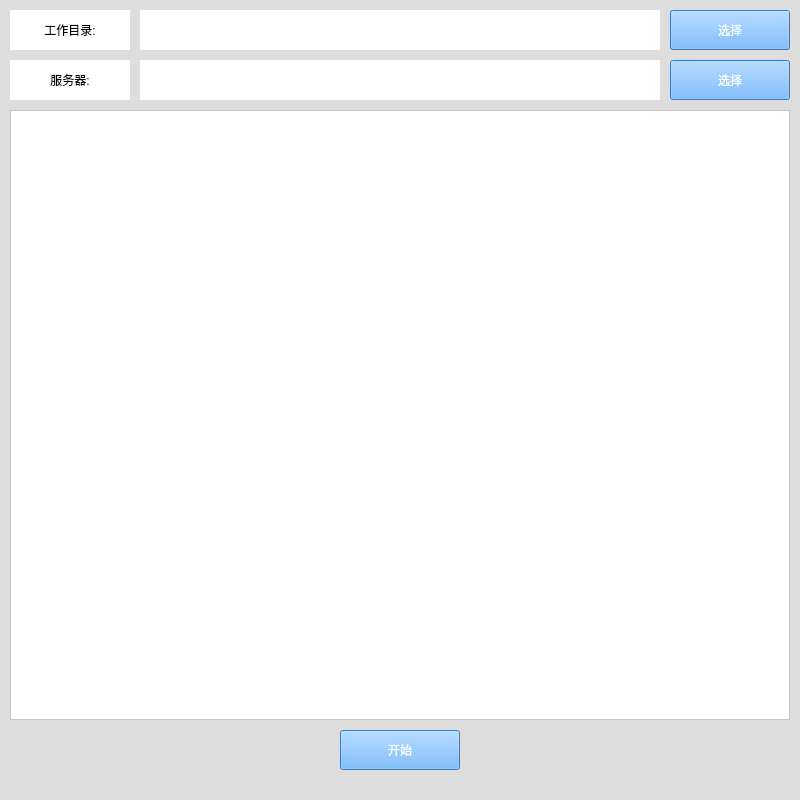
First picture: the form in image_config/main_ui.ui, repository WanKaKa/MultipleLanguageUtils, before the edit.
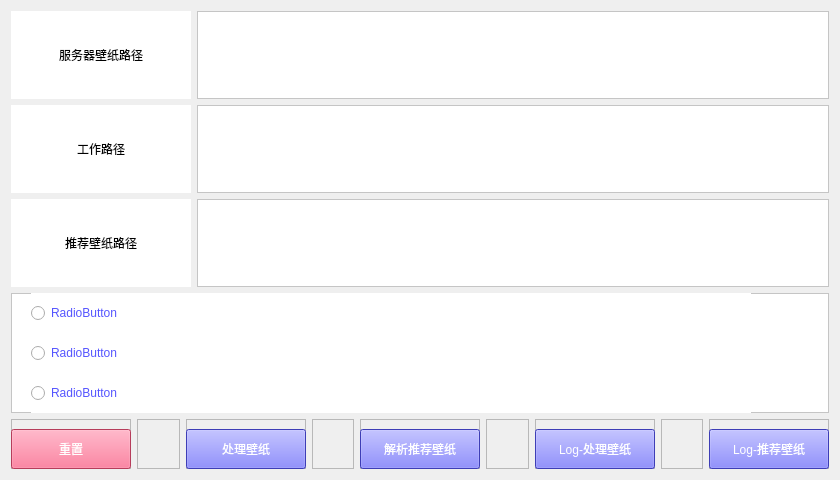
Second picture: the form after the edit.

Commit message: 壁纸配置文件处理

What changed in the file:
```diff
--- a/image_config/main_ui.ui
+++ b/image_config/main_ui.ui
@@ -1,172 +1,591 @@
 <?xml version="1.0" encoding="UTF-8"?>
 <ui version="4.0">
- <class>MainWindow</class>
- <widget class="QMainWindow" name="MainWindow">
+ <class>Form</class>
+ <widget class="QWidget" name="Form">
   <property name="geometry">
    <rect>
     <x>0</x>
     <y>0</y>
-    <width>800</width>
-    <height>800</height>
+    <width>840</width>
+    <height>480</height>
    </rect>
   </property>
   <property name="windowTitle">
    <string>MainWindow</string>
   </property>
-  <property name="styleSheet">
-   <string notr="true">background-color: rgb(221, 221, 221);</string>
-  </property>
-  <widget class="QWidget" name="centralwidget">
+  <layout class="QFormLayout" name="formLayout">
+   <item row="0" column="0" colspan="2">
+    <layout class="QVBoxLayout" name="verticalLayout">
+     <item>
+      <layout class="QHBoxLayout" name="horizontalLayout">
+       <item>
    <widget class="QLabel" name="label">
-    <property name="geometry">
-     <rect>
-      <x>10</x>
-      <y>10</y>
-      <width>120</width>
-      <height>40</height>
-     </rect>
+         <property name="minimumSize">
+          <size>
+           <width>180</width>
+           <height>80</height>
+          </size>
+         </property>
+         <property name="maximumSize">
+          <size>
+           <width>180</width>
+           <height>16777215</height>
+          </size>
     </property>
     <property name="styleSheet">
      <string notr="true">font: 16pt &quot;Consolas&quot;;
 background-color: rgb(255, 255, 255);</string>
     </property>
     <property name="text">
-     <string>工作目录:</string>
+          <string>服务器壁纸路径</string>
     </property>
     <property name="alignment">
      <set>Qt::AlignCenter</set>
     </property>
    </widget>
+       </item>
+       <item>
+        <widget class="QTextEdit" name="service_image_path">
+         <property name="minimumSize">
+          <size>
+           <width>0</width>
+           <height>80</height>
+          </size>
+         </property>
+         <property name="styleSheet">
+          <string notr="true">background-color: rgb(255, 255, 255);
+color: rgb(85, 85, 255);
+font: 12pt &quot;微软雅黑&quot;;</string>
+         </property>
+        </widget>
+       </item>
+      </layout>
+     </item>
+     <item>
+      <layout class="QHBoxLayout" name="horizontalLayout_5">
+       <item>
    <widget class="QLabel" name="label_2">
-    <property name="geometry">
-     <rect>
-      <x>140</x>
-      <y>10</y>
-      <width>520</width>
-      <height>40</height>
-     </rect>
+         <property name="minimumSize">
+          <size>
+           <width>180</width>
+           <height>80</height>
+          </size>
+         </property>
+         <property name="maximumSize">
+          <size>
+           <width>180</width>
+           <height>16777215</height>
+          </size>
     </property>
     <property name="styleSheet">
      <string notr="true">font: 10pt &quot;微软黑体&quot;;
 background-color: rgb(255, 255, 255);</string>
     </property>
     <property name="text">
-     <string/>
+          <string>工作路径</string>
     </property>
     <property name="alignment">
      <set>Qt::AlignCenter</set>
     </property>
    </widget>
-   <widget class="QPushButton" name="pushButton">
-    <property name="geometry">
-     <rect>
-      <x>670</x>
-      <y>10</y>
-      <width>120</width>
-      <height>40</height>
-     </rect>
+       </item>
+       <item>
+        <widget class="QTextEdit" name="work_image_path">
+         <property name="minimumSize">
+          <size>
+           <width>0</width>
+           <height>80</height>
+          </size>
     </property>
     <property name="styleSheet">
-     <string notr="true">background-color: rgb(85, 170, 255);
-color: rgb(255, 255, 255);
-font: 14pt &quot;Consolas&quot;;</string>
-    </property>
-    <property name="text">
-     <string>选择</string>
-    </property>
-   </widget>
+          <string notr="true">background-color: rgb(255, 255, 255);
+color: rgb(85, 85, 255);
+font: 12pt &quot;微软雅黑&quot;;</string>
+         </property>
+        </widget>
+       </item>
+      </layout>
+     </item>
+     <item>
+      <layout class="QHBoxLayout" name="horizontalLayout_3">
+       <item>
    <widget class="QLabel" name="label_3">
+         <property name="minimumSize">
+          <size>
+           <width>180</width>
+           <height>80</height>
+          </size>
+         </property>
+         <property name="maximumSize">
+          <size>
+           <width>180</width>
+           <height>16777215</height>
+          </size>
+         </property>
+         <property name="styleSheet">
+          <string notr="true">background-color: rgb(255, 255, 255);
+font: 12pt &quot;微软雅黑&quot;;</string>
+         </property>
+         <property name="text">
+          <string>推荐壁纸路径</string>
+         </property>
+         <property name="alignment">
+          <set>Qt::AlignCenter</set>
+         </property>
+        </widget>
+       </item>
+       <item>
+        <widget class="QTextEdit" name="recommend_image_path">
+         <property name="minimumSize">
+          <size>
+           <width>0</width>
+           <height>80</height>
+          </size>
+         </property>
+         <property name="styleSheet">
+          <string notr="true">background-color: rgb(255, 255, 255);
+color: rgb(85, 85, 255);
+font: 12pt &quot;微软雅黑&quot;;</string>
+         </property>
+        </widget>
+       </item>
+      </layout>
+     </item>
+     <item>
+      <layout class="QHBoxLayout" name="horizontalLayout_2" stretch="0">
+       <item>
+        <widget class="QFrame" name="frame">
+         <property name="minimumSize">
+          <size>
+           <width>0</width>
+           <height>120</height>
+          </size>
+         </property>
+         <property name="maximumSize">
+          <size>
+           <width>16777215</width>
+           <height>120</height>
+          </size>
+         </property>
+         <property name="styleSheet">
+          <string notr="true">background-color: rgb(255, 255, 255);</string>
+         </property>
+         <property name="frameShape">
+          <enum>QFrame::StyledPanel</enum>
+         </property>
+         <property name="frameShadow">
+          <enum>QFrame::Raised</enum>
+         </property>
+         <widget class="QRadioButton" name="service_url_1">
     <property name="geometry">
      <rect>
-      <x>10</x>
-      <y>60</y>
+            <x>20</x>
+            <y>0</y>
+            <width>720</width>
+            <height>40</height>
+           </rect>
+          </property>
+          <property name="styleSheet">
+           <string notr="true">font: 12pt &quot;微软雅黑&quot;;
+color: rgb(85, 85, 255);</string>
+          </property>
+          <property name="text">
+           <string>RadioButton</string>
+          </property>
+         </widget>
+         <widget class="QRadioButton" name="service_url_2">
+          <property name="geometry">
+           <rect>
+            <x>20</x>
+            <y>40</y>
+            <width>720</width>
+            <height>40</height>
+           </rect>
+          </property>
+          <property name="styleSheet">
+           <string notr="true">font: 12pt &quot;微软雅黑&quot;;
+color: rgb(85, 85, 255);</string>
+          </property>
+          <property name="text">
+           <string>RadioButton</string>
+          </property>
+         </widget>
+         <widget class="QRadioButton" name="service_url_3">
+          <property name="geometry">
+           <rect>
+            <x>20</x>
+            <y>80</y>
+            <width>720</width>
+            <height>40</height>
+           </rect>
+          </property>
+          <property name="styleSheet">
+           <string notr="true">font: 12pt &quot;微软雅黑&quot;;
+color: rgb(85, 85, 255);</string>
+          </property>
+          <property name="text">
+           <string>RadioButton</string>
+          </property>
+         </widget>
+        </widget>
+       </item>
+      </layout>
+     </item>
+     <item>
+      <layout class="QHBoxLayout" name="horizontalLayout_4">
+       <item>
+        <widget class="QFrame" name="frame_2">
+         <property name="minimumSize">
+          <size>
       <width>120</width>
+           <height>50</height>
+          </size>
+         </property>
+         <property name="maximumSize">
+          <size>
+           <width>120</width>
+           <height>50</height>
+          </size>
+         </property>
+         <property name="frameShape">
+          <enum>QFrame::StyledPanel</enum>
+         </property>
+         <property name="frameShadow">
+          <enum>QFrame::Raised</enum>
+         </property>
+         <widget class="QPushButton" name="reset_button">
+          <property name="geometry">
+           <rect>
+            <x>0</x>
+            <y>10</y>
+            <width>120</width>
       <height>40</height>
      </rect>
     </property>
+          <property name="minimumSize">
+           <size>
+            <width>120</width>
+            <height>40</height>
+           </size>
+          </property>
+          <property name="maximumSize">
+           <size>
+            <width>120</width>
+            <height>40</height>
+           </size>
+          </property>
     <property name="styleSheet">
-     <string notr="true">font: 16pt &quot;Consolas&quot;;
-background-color: rgb(255, 255, 255);</string>
+           <string notr="true">background-color: rgb(255, 85, 127);
+color: rgb(255, 255, 255);
+font: 12pt &quot;微软雅黑&quot;;</string>
     </property>
     <property name="text">
-     <string>服务器:</string>
-    </property>
-    <property name="alignment">
-     <set>Qt::AlignCenter</set>
-    </property>
-   </widget>
-   <widget class="QLabel" name="label_4">
+           <string>重置</string>
+          </property>
+         </widget>
+        </widget>
+       </item>
+       <item>
+        <widget class="QFrame" name="frame_3">
+         <property name="minimumSize">
+          <size>
+           <width>0</width>
+           <height>50</height>
+          </size>
+         </property>
+         <property name="maximumSize">
+          <size>
+           <width>16777215</width>
+           <height>50</height>
+          </size>
+         </property>
+         <property name="frameShape">
+          <enum>QFrame::StyledPanel</enum>
+         </property>
+         <property name="frameShadow">
+          <enum>QFrame::Raised</enum>
+         </property>
+        </widget>
+       </item>
+       <item>
+        <widget class="QFrame" name="frame_6">
+         <property name="minimumSize">
+          <size>
+           <width>120</width>
+           <height>50</height>
+          </size>
+         </property>
+         <property name="maximumSize">
+          <size>
+           <width>120</width>
+           <height>50</height>
+          </size>
+         </property>
+         <property name="frameShape">
+          <enum>QFrame::StyledPanel</enum>
+         </property>
+         <property name="frameShadow">
+          <enum>QFrame::Raised</enum>
+         </property>
+         <widget class="QPushButton" name="run_button">
     <property name="geometry">
      <rect>
-      <x>140</x>
-      <y>60</y>
-      <width>520</width>
+            <x>0</x>
+            <y>10</y>
+            <width>120</width>
       <height>40</height>
      </rect>
     </property>
+          <property name="minimumSize">
+           <size>
+            <width>120</width>
+            <height>40</height>
+           </size>
+          </property>
+          <property name="maximumSize">
+           <size>
+            <width>120</width>
+            <height>40</height>
+           </size>
+          </property>
     <property name="styleSheet">
-     <string notr="true">font: 10pt &quot;微软黑体&quot;;
-background-color: rgb(255, 255, 255);</string>
+           <string notr="true">background-color: rgb(85, 85, 255);
+color: rgb(255, 255, 255);
+font: 12pt &quot;微软雅黑&quot;;</string>
     </property>
     <property name="text">
-     <string/>
-    </property>
-    <property name="alignment">
-     <set>Qt::AlignCenter</set>
-    </property>
-   </widget>
-   <widget class="QPushButton" name="pushButton_2">
+           <string>处理壁纸</string>
+          </property>
+         </widget>
+        </widget>
+       </item>
+       <item>
+        <widget class="QFrame" name="frame_5">
+         <property name="minimumSize">
+          <size>
+           <width>0</width>
+           <height>50</height>
+          </size>
+         </property>
+         <property name="maximumSize">
+          <size>
+           <width>16777215</width>
+           <height>50</height>
+          </size>
+         </property>
+         <property name="frameShape">
+          <enum>QFrame::StyledPanel</enum>
+         </property>
+         <property name="frameShadow">
+          <enum>QFrame::Raised</enum>
+         </property>
+        </widget>
+       </item>
+       <item>
+        <widget class="QFrame" name="frame_8">
+         <property name="minimumSize">
+          <size>
+           <width>120</width>
+           <height>50</height>
+          </size>
+         </property>
+         <property name="maximumSize">
+          <size>
+           <width>120</width>
+           <height>50</height>
+          </size>
+         </property>
+         <property name="frameShape">
+          <enum>QFrame::StyledPanel</enum>
+         </property>
+         <property name="frameShadow">
+          <enum>QFrame::Raised</enum>
+         </property>
+         <widget class="QPushButton" name="analysis_recommend_button">
     <property name="geometry">
      <rect>
-      <x>670</x>
-      <y>60</y>
+            <x>0</x>
+            <y>10</y>
       <width>120</width>
       <height>40</height>
      </rect>
     </property>
+          <property name="minimumSize">
+           <size>
+            <width>120</width>
+            <height>40</height>
+           </size>
+          </property>
+          <property name="maximumSize">
+           <size>
+            <width>120</width>
+            <height>40</height>
+           </size>
+          </property>
     <property name="styleSheet">
-     <string notr="true">background-color: rgb(85, 170, 255);
+           <string notr="true">background-color: rgb(85, 85, 255);
 color: rgb(255, 255, 255);
-font: 14pt &quot;Consolas&quot;;</string>
+font: 12pt &quot;微软雅黑&quot;;</string>
     </property>
     <property name="text">
-     <string>选择</string>
-    </property>
-   </widget>
-   <widget class="QPushButton" name="pushButton_3">
+           <string>解析推荐壁纸</string>
+          </property>
+         </widget>
+        </widget>
+       </item>
+       <item>
+        <widget class="QFrame" name="frame_7">
+         <property name="minimumSize">
+          <size>
+           <width>0</width>
+           <height>50</height>
+          </size>
+         </property>
+         <property name="maximumSize">
+          <size>
+           <width>16777215</width>
+           <height>50</height>
+          </size>
+         </property>
+         <property name="frameShape">
+          <enum>QFrame::StyledPanel</enum>
+         </property>
+         <property name="frameShadow">
+          <enum>QFrame::Raised</enum>
+         </property>
+        </widget>
+       </item>
+       <item>
+        <widget class="QFrame" name="frame_4">
+         <property name="minimumSize">
+          <size>
+           <width>120</width>
+           <height>50</height>
+          </size>
+         </property>
+         <property name="maximumSize">
+          <size>
+           <width>120</width>
+           <height>50</height>
+          </size>
+         </property>
+         <property name="frameShape">
+          <enum>QFrame::StyledPanel</enum>
+         </property>
+         <property name="frameShadow">
+          <enum>QFrame::Raised</enum>
+         </property>
+         <widget class="QPushButton" name="log_button">
     <property name="geometry">
      <rect>
-      <x>340</x>
-      <y>730</y>
+            <x>0</x>
+            <y>10</y>
       <width>120</width>
       <height>40</height>
      </rect>
     </property>
+          <property name="minimumSize">
+           <size>
+            <width>120</width>
+            <height>40</height>
+           </size>
+          </property>
+          <property name="maximumSize">
+           <size>
+            <width>120</width>
+            <height>40</height>
+           </size>
+          </property>
     <property name="styleSheet">
-     <string notr="true">background-color: rgb(85, 170, 255);
+           <string notr="true">background-color: rgb(85, 85, 255);
 color: rgb(255, 255, 255);
-font: 14pt &quot;Consolas&quot;;</string>
+font: 12pt &quot;微软雅黑&quot;;</string>
     </property>
     <property name="text">
-     <string>开始</string>
-    </property>
-   </widget>
-   <widget class="QTextBrowser" name="textBrowser">
+           <string>Log-处理壁纸</string>
+          </property>
+         </widget>
+        </widget>
+       </item>
+       <item>
+        <widget class="QFrame" name="frame_9">
+         <property name="minimumSize">
+          <size>
+           <width>0</width>
+           <height>50</height>
+          </size>
+         </property>
+         <property name="maximumSize">
+          <size>
+           <width>16777215</width>
+           <height>50</height>
+          </size>
+         </property>
+         <property name="frameShape">
+          <enum>QFrame::StyledPanel</enum>
+         </property>
+         <property name="frameShadow">
+          <enum>QFrame::Raised</enum>
+         </property>
+        </widget>
+       </item>
+       <item>
+        <widget class="QFrame" name="frame_10">
+         <property name="minimumSize">
+          <size>
+           <width>120</width>
+           <height>50</height>
+          </size>
+         </property>
+         <property name="maximumSize">
+          <size>
+           <width>120</width>
+           <height>50</height>
+          </size>
+         </property>
+         <property name="frameShape">
+          <enum>QFrame::StyledPanel</enum>
+         </property>
+         <property name="frameShadow">
+          <enum>QFrame::Raised</enum>
+         </property>
+         <widget class="QPushButton" name="log_button_2">
     <property name="geometry">
      <rect>
-      <x>10</x>
-      <y>110</y>
-      <width>780</width>
-      <height>610</height>
-     </rect>
-    </property>
+            <x>0</x>
+            <y>10</y>
+            <width>120</width>
+            <height>40</height>
+           </rect>
+          </property>
+          <property name="minimumSize">
+           <size>
+            <width>120</width>
+            <height>40</height>
+           </size>
+          </property>
+          <property name="maximumSize">
+           <size>
+            <width>120</width>
+            <height>40</height>
+           </size>
+          </property>
     <property name="styleSheet">
-     <string notr="true">background-color: rgb(255, 255, 255);
-font: 10pt &quot;Consolas&quot;;</string>
-    </property>
-   </widget>
-  </widget>
-  <widget class="QStatusBar" name="statusbar"/>
+           <string notr="true">background-color: rgb(85, 85, 255);
+color: rgb(255, 255, 255);
+font: 12pt &quot;微软雅黑&quot;;</string>
+          </property>
+          <property name="text">
+           <string>Log-推荐壁纸</string>
+          </property>
+         </widget>
+        </widget>
+       </item>
+      </layout>
+     </item>
+    </layout>
+   </item>
+  </layout>
  </widget>
  <resources/>
  <connections/>
```
Left out of the diff: 10 changed lines with no effect on the pictures. Lines whose indentation alone changed are shown as unchanged. The commit also changes 18 other files.
